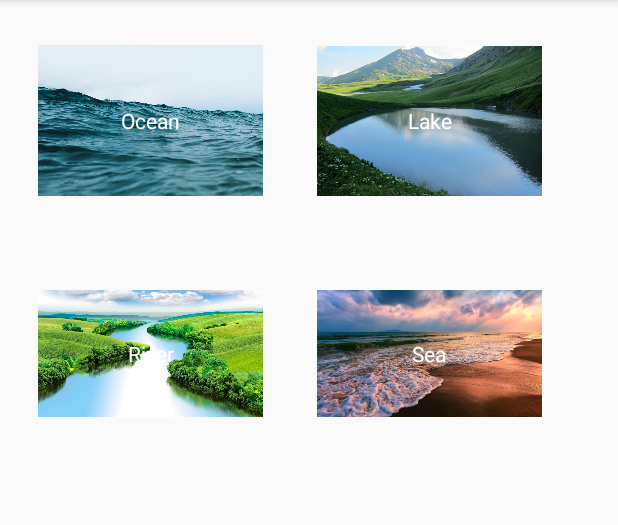
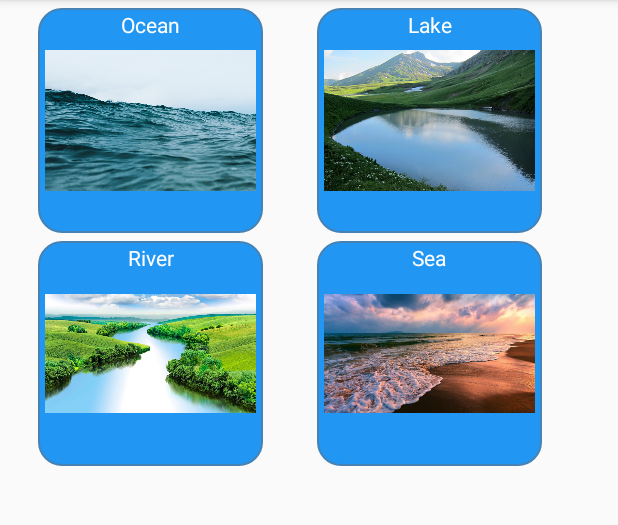
Before and after one commit to Igor755/FishMarker, an Android app: the screen it shows after launch (MainActivity), on a phone screen of 412 x 824 dp, the part 84-609 px from its top. Run offline under Robolectric (Android 15) with nearby library versions, the phone set to English and light mode, and no system bars; plain views replace RoundedImageView.

Commit message:
designer

```diff
--- a/app/build.gradle
+++ b/app/build.gradle
@@ -20,8 +20,7 @@ android {
 
 dependencies {
     implementation fileTree(dir: 'libs', include: ['*.jar'])
-    //noinspection GradleCompatible
-    implementation 'com.makeramen:roundedimageview:2.3.0'
+
     //noinspection GradleCompatible
     implementation 'com.android.support:appcompat-v7:28.0.0'
     implementation 'com.android.support:support-v4:28.0.0'
--- a/app/src/main/java/com/company/imetlin/fishmarker/MainActivity.java
+++ b/app/src/main/java/com/company/imetlin/fishmarker/MainActivity.java
@@ -2,16 +2,20 @@ package com.company.imetlin.fishmarker;
 
 import android.content.Intent;
 import android.database.sqlite.SQLiteDatabase;
+import android.graphics.Color;
+import android.graphics.Shader;
 import android.support.v7.app.AppCompatActivity;
 import android.os.Bundle;
 import android.view.View;
 import android.widget.AdapterView;
 import android.widget.GridView;
+import android.widget.ImageView;
 import android.widget.Toast;
 
 import com.company.imetlin.fishmarker.adapters.AdapterGrid;
 import com.company.imetlin.fishmarker.database.SQLiteHelper;
 import com.company.imetlin.fishmarker.pojo.ModelClass;
+
 
 import java.util.ArrayList;
 import java.util.List;
--- /dev/null
+++ b/app/src/main/res/drawable/oval.xml
@@ -0,0 +1,13 @@
+<shape xmlns:android="http://schemas.android.com/apk/res/android"
+    android:shape="rectangle" >
+    <solid android:color="#2196F3" />
+    <stroke
+        android:width="1dp"
+        android:color="#4682B4" />
+    <corners android:radius="15dp" />
+    <padding
+        android:bottom="5dp"
+        android:left="5dp"
+        android:right="5dp"
+        android:top="5dp" />
+</shape>
--- a/app/src/main/res/drawable/separator.xml
+++ b/app/src/main/res/drawable/separator.xml
@@ -13,3 +13,5 @@
         android:height="1dp"/>
 
 </shape>
+
+<!---HOLDER LIST-->
--- a/app/src/main/res/layout/one_item_grid.xml
+++ b/app/src/main/res/layout/one_item_grid.xml
@@ -1,7 +1,6 @@
 <?xml version="1.0" encoding="utf-8"?>
 <RelativeLayout xmlns:android="http://schemas.android.com/apk/res/android"
     android:layout_width="match_parent" android:layout_height="match_parent">
-
     <ImageView
         android:layout_width="150dp"
         android:layout_height="150dp"
@@ -11,18 +10,9 @@
         android:layout_alignParentStart="true"
         android:layout_marginLeft="5dp"
         android:layout_marginRight="5dp"
-        android:layout_marginTop="5dp" />
-  <!--  <com.makeramen.roundedimageview.RoundedImageView
-        xmlns:app="http://schemas.android.com/apk/res-auto"
-        android:id="@+id/imageView1"
-        android:scaleType="fitCenter"
-        app:riv_corner_radius="30dip"
-        app:riv_border_width="2dip"
-        app:riv_border_color="#333333"
-        app:riv_mutate_background="true"
-        app:riv_tile_mode="repeat"
-        app:riv_oval="true" />
--->
+        android:layout_marginTop="5dp"
+        android:background="@drawable/oval"/>
+
 
     <TextView
         android:id="@+id/textViewWaterName"
@@ -31,7 +21,6 @@
         android:layout_alignLeft="@id/imageViewWater"
         android:layout_alignTop="@id/imageViewWater"
         android:layout_alignRight="@id/imageViewWater"
-        android:layout_alignBottom="@id/imageViewWater"
         android:layout_margin="1dp"
         android:gravity="center"
         android:text="Hello"
@@ -40,6 +29,9 @@
         android:stateListAnimator="@null"
         android:translationZ="4dp"/>
 
+    <!-- android:layout_alignBottom="@id/imageViewWater"-->
+
+
 
 
 </RelativeLayout>
```
Also changed, not shown: app/src/main/java/com/company/imetlin/fishmarker/adapters/AdapterGrid.java (+10 -0 lines).
